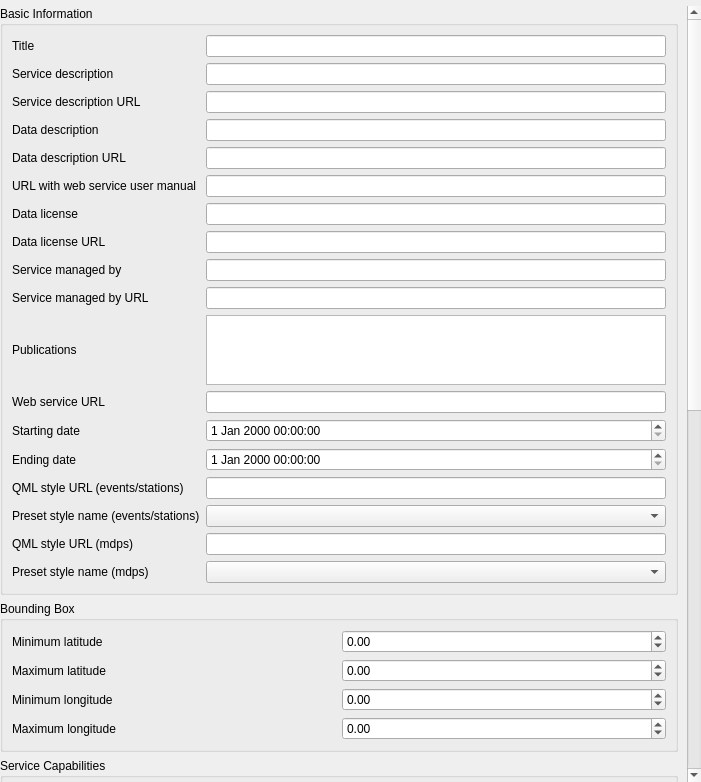
First picture: the form in qquake/ui/service_configuration_widget_base.ui, repository INGV/qquake, before the edit.
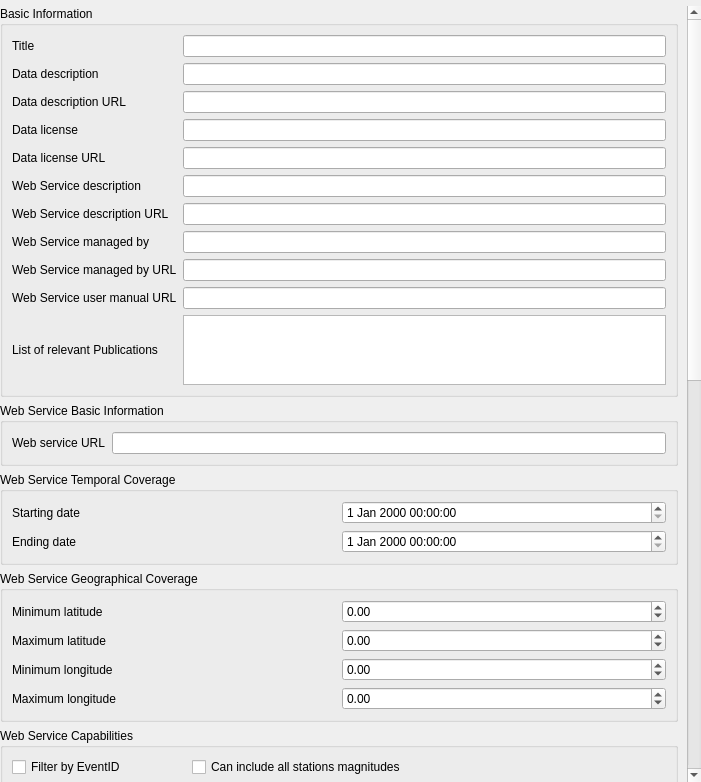
Second picture: the form after the edit. Custom widgets are drawn as their Qt base class.

What changed in the file:
```diff
--- a/qquake/ui/service_configuration_widget_base.ui
+++ b/qquake/ui/service_configuration_widget_base.ui
@@ -42,8 +42,8 @@
        <rect>
         <x>0</x>
         <y>0</y>
-        <width>687</width>
-        <height>1680</height>
+        <width>684</width>
+        <height>1472</height>
        </rect>
       </property>
       <layout class="QGridLayout" name="gridLayout">
@@ -62,69 +62,75 @@
           <string>Basic Information</string>
          </property>
          <layout class="QGridLayout" name="gridLayout_2">
-          <item row="4" column="1">
-           <widget class="QLineEdit" name="data_description_edit"/>
+          <item row="11" column="1">
+           <widget class="QLineEdit" name="data_provider_edit"/>
+          </item>
+          <item row="8" column="0">
+           <widget class="QLabel" name="label_6">
+            <property name="text">
+             <string>Data license URL</string>
+            </property>
+           </widget>
           </item>
           <item row="14" column="1">
-           <widget class="QgsDateTimeEdit" name="end_date_edit"/>
+           <widget class="QTextBrowser" name="publications_text_edit">
+            <property name="readOnly">
+             <bool>false</bool>
+            </property>
+            <property name="acceptRichText">
+             <bool>false</bool>
+            </property>
+           </widget>
           </item>
-          <item row="12" column="0">
-           <widget class="QLabel" name="label_9">
+          <item row="0" column="1">
+           <widget class="QLineEdit" name="title_edit"/>
+          </item>
+          <item row="14" column="0">
+           <widget class="QLabel" name="label_23">
             <property name="text">
-             <string>Web service URL</string>
+             <string>List of relevant Publications</string>
             </property>
            </widget>
           </item>
-          <item row="7" column="1">
-           <widget class="QLineEdit" name="data_license_edit"/>
+          <item row="12" column="1">
+           <widget class="QLineEdit" name="data_provider_url_edit"/>
           </item>
-          <item row="6" column="0">
-           <widget class="QLabel" name="label_4">
+          <item row="4" column="1">
+           <widget class="QLineEdit" name="data_description_edit"/>
+          </item>
+          <item row="9" column="0">
+           <widget class="QLabel" name="label_2">
             <property name="text">
-             <string>URL with web service user manual</string>
+             <string>Web Service description</string>
             </property>
            </widget>
           </item>
           <item row="10" column="0">
-           <widget class="QLabel" name="label_8">
+           <widget class="QLabel" name="label_3">
             <property name="text">
-             <string>Service managed by URL</string>
+             <string>Web Service description URL</string>
             </property>
            </widget>
           </item>
-          <item row="0" column="0">
-           <widget class="QLabel" name="label">
-            <property name="text">
-             <string>Title</string>
-            </property>
-           </widget>
-          </item>
-          <item row="8" column="1">
-           <widget class="QLineEdit" name="data_license_url_edit"/>
-          </item>
-          <item row="13" column="0">
-           <widget class="QLabel" name="label_10">
-            <property name="text">
-             <string>Starting date</string>
-            </property>
-           </widget>
-          </item>
-          <item row="1" column="1">
+          <item row="9" column="1">
            <widget class="QLineEdit" name="service_description_edit"/>
           </item>
-          <item row="3" column="1">
+          <item row="10" column="1">
            <widget class="QLineEdit" name="service_description_url_edit"/>
           </item>
-          <item row="1" column="0">
-           <widget class="QLabel" name="label_2">
+          <item row="8" column="1">
+           <widget class="QLineEdit" name="data_license_url_edit"/>
+          </item>
+          <item row="7" column="1">
+           <widget class="QLineEdit" name="data_license_edit"/>
+          </item>
+          <item row="12" column="0">
+           <widget class="QLabel" name="label_8">
             <property name="text">
-             <string>Service description</string>
+             <string>Web Service managed by URL</string>
             </property>
            </widget>
           </item>
-          <item row="16" column="1">
-           <widget class="QComboBox" name="qml_style_name_combo"/>
-          </item>
           <item row="7" column="0">
            <widget class="QLabel" name="label_5">
             <property name="text">
@@ -132,32 +138,6 @@
             </property>
            </widget>
           </item>
-          <item row="15" column="1">
-           <widget class="QLineEdit" name="qml_style_url_edit"/>
-          </item>
-          <item row="13" column="1">
-           <widget class="QgsDateTimeEdit" name="start_date_edit"/>
-          </item>
-          <item row="9" column="0">
-           <widget class="QLabel" name="label_7">
-            <property name="text">
-             <string>Service managed by</string>
-            </property>
-           </widget>
-          </item>
-          <item row="14" column="0">
-           <widget class="QLabel" name="label_11">
-            <property name="text">
-             <string>Ending date</string>
-            </property>
-           </widget>
-          </item>
-          <item row="17" column="1">
-           <widget class="QLineEdit" name="qml_style_url_edit_mdp"/>
-          </item>
-          <item row="18" column="1">
-           <widget class="QComboBox" name="qml_style_name_combo_mdp"/>
-          </item>
           <item row="5" column="0">
            <widget class="QLabel" name="label_22">
             <property name="text">
@@ -172,90 +152,40 @@
             </property>
            </widget>
           </item>
+          <item row="11" column="0">
+           <widget class="QLabel" name="label_7">
+            <property name="text">
+             <string>Web Service managed by</string>
+            </property>
+           </widget>
+          </item>
           <item row="5" column="1">
            <widget class="QLineEdit" name="data_description_url_edit"/>
           </item>
-          <item row="16" column="0">
-           <widget class="QLabel" name="label_18">
+          <item row="0" column="0">
+           <widget class="QLabel" name="label">
             <property name="text">
-             <string>Preset style name (events/stations)</string>
+             <string>Title</string>
             </property>
            </widget>
           </item>
-          <item row="15" column="0">
-           <widget class="QLabel" name="label_16">
+          <item row="13" column="0">
+           <widget class="QLabel" name="label_4">
             <property name="text">
-             <string>QML style URL (events/stations)</string>
+             <string>Web Service user manual URL</string>
             </property>
            </widget>
           </item>
-          <item row="8" column="0">
-           <widget class="QLabel" name="label_6">
-            <property name="text">
-             <string>Data license URL</string>
-            </property>
-           </widget>
-          </item>
-          <item row="6" column="1">
+          <item row="13" column="1">
            <widget class="QLineEdit" name="webservice_manual_url_edit"/>
           </item>
-          <item row="9" column="1">
-           <widget class="QLineEdit" name="data_provider_edit"/>
-          </item>
-          <item row="10" column="1">
-           <widget class="QLineEdit" name="data_provider_url_edit"/>
-          </item>
-          <item row="12" column="1">
-           <widget class="QLineEdit" name="web_service_url_edit"/>
-          </item>
-          <item row="18" column="0">
-           <widget class="QLabel" name="label_20">
-            <property name="text">
-             <string>Preset style name (mdps)</string>
-            </property>
-           </widget>
-          </item>
-          <item row="0" column="1">
-           <widget class="QLineEdit" name="title_edit"/>
-          </item>
-          <item row="3" column="0">
-           <widget class="QLabel" name="label_3">
-            <property name="text">
-             <string>Service description URL</string>
-            </property>
-           </widget>
-          </item>
-          <item row="17" column="0">
-           <widget class="QLabel" name="label_19">
-            <property name="text">
-             <string>QML style URL (mdps)</string>
-            </property>
-           </widget>
-          </item>
-          <item row="11" column="1">
-           <widget class="QTextBrowser" name="publications_text_edit">
-            <property name="readOnly">
-             <bool>false</bool>
-            </property>
-            <property name="acceptRichText">
-             <bool>false</bool>
-            </property>
-           </widget>
-          </item>
-          <item row="11" column="0">
-           <widget class="QLabel" name="label_23">
-            <property name="text">
-             <string>Publications</string>
-            </property>
-           </widget>
-          </item>
          </layout>
         </widget>
        </item>
-       <item row="2" column="0">
+       <item row="5" column="0">
         <widget class="QGroupBox" name="group_capabilities">
          <property name="title">
-          <string>Service Capabilities</string>
+          <string>Web Service Capabilities</string>
          </property>
          <layout class="QGridLayout" name="gridLayout_5">
           <item row="0" column="0">
@@ -499,10 +429,29 @@
          </layout>
         </widget>
        </item>
-       <item row="1" column="0">
+       <item row="7" column="0">
+        <widget class="QGroupBox" name="group_ogc_layers">
+         <property name="title">
+          <string>OGC Layer Configuration</string>
+         </property>
+         <layout class="QVBoxLayout" name="verticalLayout">
+          <item>
+           <widget class="QgsCodeEditor" name="ogc_layers_edit" native="true">
+            <property name="minimumSize">
+             <size>
+              <width>0</width>
+              <height>300</height>
+             </size>
+            </property>
+           </widget>
+          </item>
+         </layout>
+        </widget>
+       </item>
+       <item row="3" column="0">
         <widget class="QGroupBox" name="group_bounding_box">
          <property name="title">
-          <string>Bounding Box</string>
+          <string>Web Service Geographical Coverage</string>
          </property>
          <layout class="QGridLayout" name="gridLayout_3">
           <item row="2" column="0">
@@ -576,19 +525,97 @@
          </layout>
         </widget>
        </item>
-       <item row="3" column="0">
-        <widget class="QGroupBox" name="group_ogc_layers">
+       <item row="2" column="0">
+        <widget class="QGroupBox" name="groupBox_3">
          <property name="title">
-          <string>OGC Layer Configuration</string>
+          <string>Web Service Temporal Coverage</string>
          </property>
-         <layout class="QVBoxLayout" name="verticalLayout">
-          <item>
-           <widget class="QgsCodeEditor" name="ogc_layers_edit" native="true">
-            <property name="minimumSize">
-             <size>
-              <width>0</width>
-              <height>300</height>
-             </size>
+         <layout class="QGridLayout" name="gridLayout_7">
+          <item row="0" column="1">
+           <widget class="QgsDateTimeEdit" name="start_date_edit"/>
+          </item>
+          <item row="0" column="0">
+           <widget class="QLabel" name="label_10">
+            <property name="text">
+             <string>Starting date</string>
+            </property>
+           </widget>
+          </item>
+          <item row="1" column="1">
+           <widget class="QgsDateTimeEdit" name="end_date_edit"/>
+          </item>
+          <item row="1" column="0">
+           <widget class="QLabel" name="label_11">
+            <property name="text">
+             <string>Ending date</string>
+            </property>
+           </widget>
+          </item>
+         </layout>
+        </widget>
+       </item>
+       <item row="1" column="0">
+        <widget class="QGroupBox" name="groupBox_2">
+         <property name="title">
+          <string>Web Service Basic Information</string>
+         </property>
+         <layout class="QGridLayout" name="gridLayout_6">
+          <item row="0" column="1">
+           <widget class="QLineEdit" name="web_service_url_edit"/>
+          </item>
+          <item row="0" column="0">
+           <widget class="QLabel" name="label_9">
+            <property name="text">
+             <string>Web service URL</string>
+            </property>
+           </widget>
+          </item>
+         </layout>
+        </widget>
+       </item>
+       <item row="6" column="0">
+        <widget class="QGroupBox" name="groupBox_4">
+         <property name="title">
+          <string>Output Styling</string>
+         </property>
+         <layout class="QGridLayout" name="gridLayout_8">
+          <item row="0" column="0">
+           <widget class="QLabel" name="label_16">
+            <property name="text">
+             <string>QML style URL (events/stations)</string>
+            </property>
+           </widget>
+          </item>
+          <item row="1" column="1">
+           <widget class="QComboBox" name="qml_style_name_combo"/>
+          </item>
+          <item row="1" column="0">
+           <widget class="QLabel" name="label_18">
+            <property name="text">
+             <string>Preset style name (events/stations)</string>
+            </property>
+           </widget>
+          </item>
+          <item row="2" column="0">
+           <widget class="QLabel" name="label_19">
+            <property name="text">
+             <string>QML style URL (mdps)</string>
+            </property>
+           </widget>
+          </item>
+          <item row="0" column="1">
+           <widget class="QLineEdit" name="qml_style_url_edit"/>
+          </item>
+          <item row="2" column="1">
+           <widget class="QLineEdit" name="qml_style_url_edit_mdp"/>
+          </item>
+          <item row="3" column="1">
+           <widget class="QComboBox" name="qml_style_name_combo_mdp"/>
+          </item>
+          <item row="3" column="0">
+           <widget class="QLabel" name="label_20">
+            <property name="text">
+             <string>Preset style name (mdps)</string>
             </property>
            </widget>
           </item>
```
Left out of the diff: 7 changed lines with no effect on the pictures.
